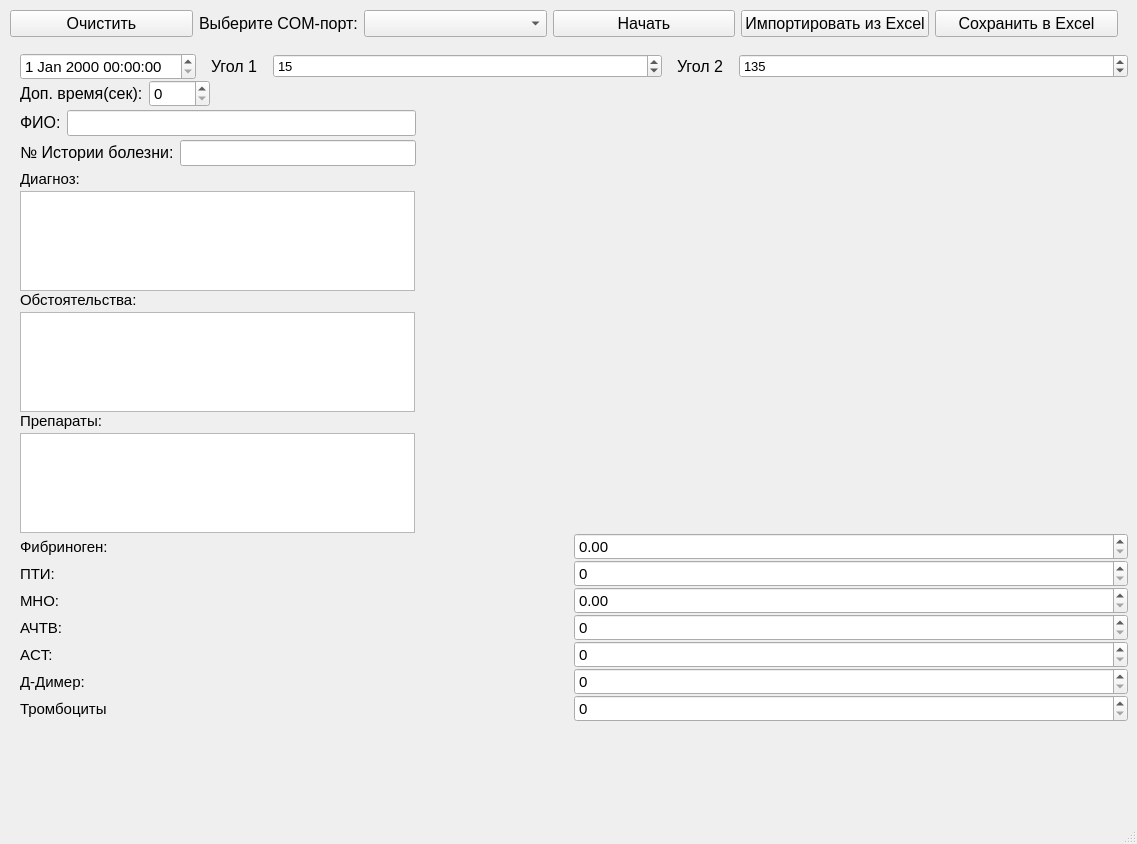
Above: main.ui from SuperNauMisha/Coagulograph5channels before the change. Below: the same form after it.
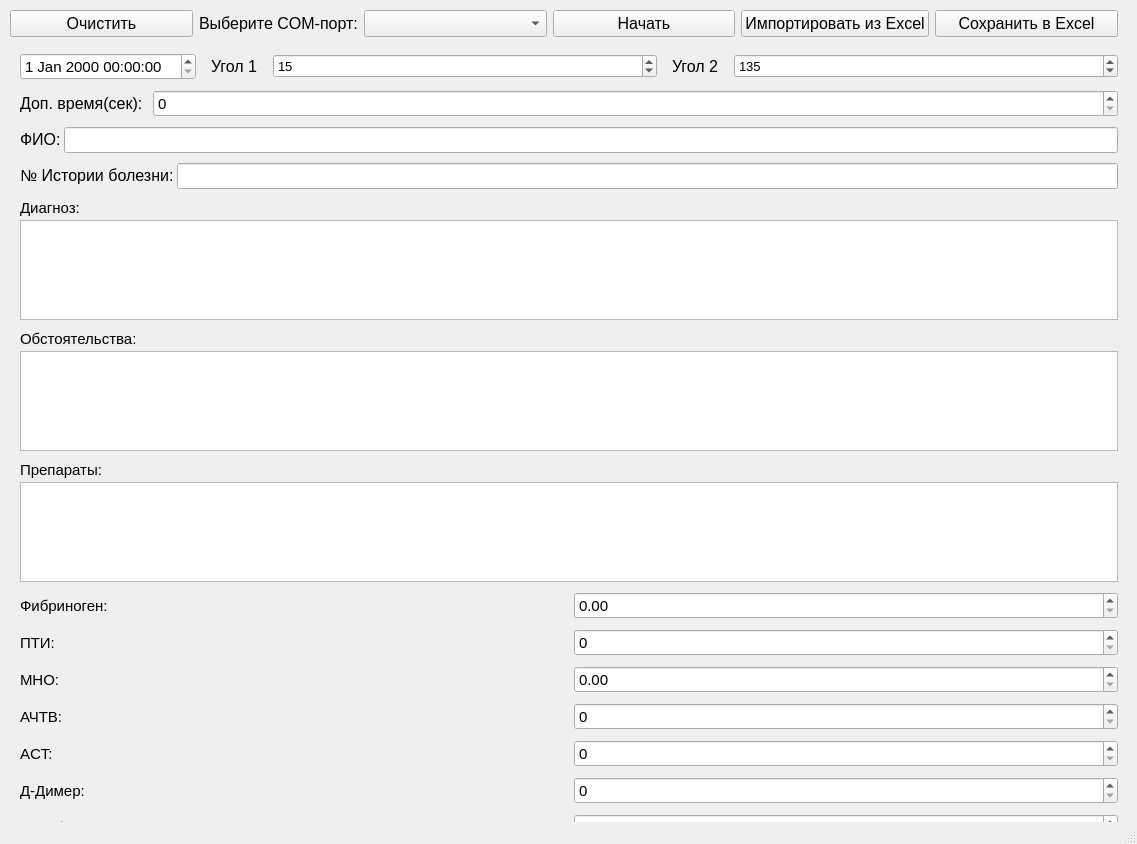
That is the form after the change.

```diff
--- a/main.ui
+++ b/main.ui
@@ -35,7 +35,7 @@
       <x>0</x>
       <y>0</y>
       <width>1128</width>
-      <height>871</height>
+      <height>948</height>
      </rect>
     </property>
     <layout class="QVBoxLayout" name="mainLayout">
@@ -161,11 +161,14 @@
        <item>
         <layout class="QVBoxLayout" name="verticalLayout">
          <property name="spacing">
-          <number>0</number>
+          <number>10</number>
          </property>
          <property name="sizeConstraint">
           <enum>QLayout::SetMinimumSize</enum>
          </property>
+         <property name="rightMargin">
+          <number>10</number>
+         </property>
          <property name="bottomMargin">
           <number>0</number>
          </property>
@@ -275,41 +278,14 @@
           </layout>
          </item>
          <item>
-          <widget class="QWidget" name="addTimeWidget" native="true">
-           <property name="sizePolicy">
-            <sizepolicy hsizetype="Fixed" vsizetype="Fixed">
-             <horstretch>0</horstretch>
-             <verstretch>0</verstretch>
-            </sizepolicy>
-           </property>
-           <property name="minimumSize">
-            <size>
-             <width>300</width>
-             <height>30</height>
-            </size>
-           </property>
-           <widget class="QWidget" name="horizontalLayoutWidget_10">
-            <property name="geometry">
-             <rect>
-              <x>0</x>
-              <y>0</y>
-              <width>965</width>
-              <height>37</height>
-             </rect>
-            </property>
-            <property name="font">
-             <font>
-              <pointsize>11</pointsize>
-             </font>
-            </property>
             <layout class="QHBoxLayout" name="horizontalLayout_11">
              <property name="sizeConstraint">
-              <enum>QLayout::SetMaximumSize</enum>
+            <enum>QLayout::SetDefaultConstraint</enum>
              </property>
              <item>
               <widget class="QLabel" name="label_13">
                <property name="sizePolicy">
-                <sizepolicy hsizetype="Fixed" vsizetype="Fixed">
+              <sizepolicy hsizetype="Minimum" vsizetype="Fixed">
                  <horstretch>0</horstretch>
                  <verstretch>0</verstretch>
                 </sizepolicy>
@@ -327,7 +303,7 @@
              <item>
               <widget class="QSpinBox" name="addTimeEdit">
                <property name="sizePolicy">
-                <sizepolicy hsizetype="Fixed" vsizetype="Fixed">
+              <sizepolicy hsizetype="Expanding" vsizetype="Fixed">
                  <horstretch>0</horstretch>
                  <verstretch>0</verstretch>
                 </sizepolicy>
@@ -343,43 +319,17 @@
               </widget>
              </item>
             </layout>
-           </widget>
-          </widget>
          </item>
          <item>
-          <widget class="QWidget" name="nameWidget" native="true">
-           <property name="sizePolicy">
-            <sizepolicy hsizetype="Fixed" vsizetype="Fixed">
-             <horstretch>0</horstretch>
-             <verstretch>0</verstretch>
-            </sizepolicy>
-           </property>
-           <property name="minimumSize">
-            <size>
-             <width>400</width>
-             <height>30</height>
-            </size>
-           </property>
-           <widget class="QWidget" name="horizontalLayoutWidget_2">
-            <property name="geometry">
-             <rect>
-              <x>0</x>
-              <y>0</y>
-              <width>401</width>
-              <height>30</height>
-             </rect>
-            </property>
-            <property name="font">
-             <font>
-              <pointsize>11</pointsize>
-             </font>
-            </property>
             <layout class="QHBoxLayout" name="horizontalLayout_6">
+           <property name="spacing">
+            <number>3</number>
+           </property>
              <property name="sizeConstraint">
-              <enum>QLayout::SetMaximumSize</enum>
+            <enum>QLayout::SetDefaultConstraint</enum>
              </property>
              <property name="rightMargin">
-              <number>5</number>
+            <number>0</number>
              </property>
              <item>
               <widget class="QLabel" name="label_4">
@@ -424,43 +374,17 @@
               </widget>
              </item>
             </layout>
-           </widget>
-          </widget>
          </item>
          <item>
-          <widget class="QWidget" name="numberWidget" native="true">
-           <property name="sizePolicy">
-            <sizepolicy hsizetype="Fixed" vsizetype="Fixed">
-             <horstretch>0</horstretch>
-             <verstretch>0</verstretch>
-            </sizepolicy>
-           </property>
-           <property name="minimumSize">
-            <size>
-             <width>400</width>
-             <height>30</height>
-            </size>
-           </property>
-           <widget class="QWidget" name="horizontalLayoutWidget_3">
-            <property name="geometry">
-             <rect>
-              <x>0</x>
-              <y>0</y>
-              <width>401</width>
-              <height>30</height>
-             </rect>
-            </property>
-            <property name="font">
-             <font>
-              <pointsize>11</pointsize>
-             </font>
-            </property>
             <layout class="QHBoxLayout" name="horizontalLayout_5">
+           <property name="spacing">
+            <number>3</number>
+           </property>
              <property name="sizeConstraint">
-              <enum>QLayout::SetMaximumSize</enum>
+            <enum>QLayout::SetDefaultConstraint</enum>
              </property>
              <property name="rightMargin">
-              <number>5</number>
+            <number>0</number>
              </property>
              <item>
               <widget class="QLabel" name="label_5">
@@ -505,8 +429,6 @@
               </widget>
              </item>
             </layout>
-           </widget>
-          </widget>
          </item>
          <item>
           <layout class="QVBoxLayout" name="verticalLayout_2">
@@ -534,7 +456,7 @@
            <item>
             <widget class="QPlainTextEdit" name="diagnosisEdit">
              <property name="sizePolicy">
-              <sizepolicy hsizetype="Fixed" vsizetype="Fixed">
+              <sizepolicy hsizetype="Expanding" vsizetype="Fixed">
                <horstretch>0</horstretch>
                <verstretch>0</verstretch>
               </sizepolicy>
@@ -589,7 +511,7 @@
            <item>
             <widget class="QPlainTextEdit" name="conditionEdit">
              <property name="sizePolicy">
-              <sizepolicy hsizetype="Fixed" vsizetype="Fixed">
+              <sizepolicy hsizetype="Expanding" vsizetype="Fixed">
                <horstretch>0</horstretch>
                <verstretch>0</verstretch>
               </sizepolicy>
@@ -644,7 +566,7 @@
            <item>
             <widget class="QPlainTextEdit" name="medicationEdit">
              <property name="sizePolicy">
-              <sizepolicy hsizetype="Fixed" vsizetype="Fixed">
+              <sizepolicy hsizetype="Expanding" vsizetype="Fixed">
                <horstretch>0</horstretch>
                <verstretch>0</verstretch>
               </sizepolicy>
```
Left out of the diff: 2 changed lines with no effect on the pictures. Lines whose indentation alone changed are shown as unchanged.
